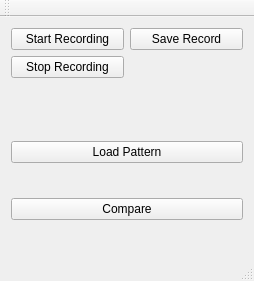
eucpp/SoundSensor, file testwindow.ui: the form before one commit.
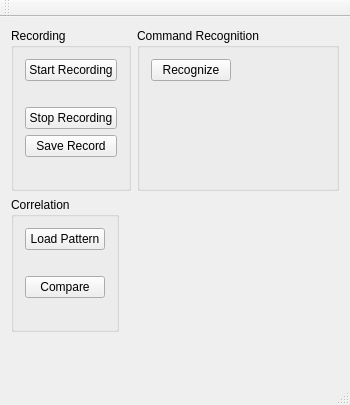
The form after the commit.

The edit to the form file:
```diff
--- a/testwindow.ui
+++ b/testwindow.ui
@@ -6,19 +6,29 @@
    <rect>
     <x>0</x>
     <y>0</y>
-    <width>254</width>
-    <height>281</height>
+    <width>350</width>
+    <height>405</height>
    </rect>
   </property>
+  <property name="sizePolicy">
+   <sizepolicy hsizetype="Fixed" vsizetype="Preferred">
+    <horstretch>0</horstretch>
+    <verstretch>0</verstretch>
+   </sizepolicy>
+  </property>
   <property name="windowTitle">
    <string>TestWindow</string>
   </property>
   <widget class="QWidget" name="centralWidget">
-   <layout class="QGridLayout" name="gridLayout">
+   <layout class="QFormLayout" name="formLayout">
     <item row="0" column="0">
-     <layout class="QHBoxLayout" name="horizontalLayout">
-      <item>
-       <layout class="QVBoxLayout" name="verticalLayout">
+     <widget class="QGroupBox" name="recordingBox">
+      <property name="title">
+       <string>Recording</string>
+      </property>
+      <layout class="QGridLayout" name="gridLayout_2">
+       <item row="0" column="0">
+        <layout class="QVBoxLayout" name="verticalLayout_4">
         <item>
          <widget class="QPushButton" name="startButton">
           <property name="text">
@@ -26,6 +36,13 @@
           </property>
          </widget>
         </item>
+         <item>
+          <widget class="QLabel" name="recordLabel">
+           <property name="text">
+            <string/>
+           </property>
+          </widget>
+         </item>
         <item>
          <widget class="QPushButton" name="stopButton">
           <property name="text">
@@ -34,17 +51,6 @@
          </widget>
         </item>
         <item>
-         <widget class="QLabel" name="recordLabel">
-          <property name="text">
-           <string/>
-          </property>
-         </widget>
-        </item>
-       </layout>
-      </item>
-      <item>
-       <layout class="QVBoxLayout" name="verticalLayout_5">
-        <item>
          <widget class="QPushButton" name="saveButton">
           <property name="text">
            <string>Save Record</string>
@@ -61,12 +67,67 @@
        </layout>
       </item>
      </layout>
+     </widget>
     </item>
-    <item row="1" column="0">
-     <layout class="QHBoxLayout" name="horizontalLayout_2">
-      <item>
+    <item row="0" column="1">
+     <widget class="QGroupBox" name="commandBox">
+      <property name="title">
+       <string>Command Recognition</string>
+      </property>
+      <layout class="QGridLayout" name="gridLayout">
+       <item row="0" column="0">
        <layout class="QVBoxLayout" name="verticalLayout_2">
         <item>
+          <layout class="QHBoxLayout" name="horizontalLayout">
+           <item>
+            <widget class="QPushButton" name="recognizeButton">
+             <property name="text">
+              <string>Recognize</string>
+             </property>
+            </widget>
+           </item>
+           <item>
+            <spacer name="horizontalSpacer">
+             <property name="orientation">
+              <enum>Qt::Horizontal</enum>
+             </property>
+             <property name="sizeHint" stdset="0">
+              <size>
+               <width>40</width>
+               <height>20</height>
+              </size>
+             </property>
+            </spacer>
+           </item>
+          </layout>
+         </item>
+         <item>
+          <widget class="QLabel" name="commandLabel">
+           <property name="text">
+            <string/>
+           </property>
+          </widget>
+         </item>
+        </layout>
+       </item>
+      </layout>
+     </widget>
+    </item>
+    <item row="1" column="0">
+     <widget class="QGroupBox" name="correlationBox">
+      <property name="sizePolicy">
+       <sizepolicy hsizetype="Fixed" vsizetype="Preferred">
+        <horstretch>0</horstretch>
+        <verstretch>0</verstretch>
+       </sizepolicy>
+      </property>
+      <property name="title">
+       <string>Correlation</string>
+      </property>
+      <layout class="QGridLayout" name="gridLayout_3">
+       <item row="0" column="0">
+        <layout class="QVBoxLayout" name="verticalLayout">
+         <item>
          <widget class="QPushButton" name="loadButton">
           <property name="text">
            <string>Load Pattern</string>
@@ -97,6 +158,7 @@
        </layout>
       </item>
      </layout>
+     </widget>
     </item>
    </layout>
   </widget>
```
Left out of the diff: 2 changed lines with no effect on the pictures. Lines whose indentation alone changed are shown as unchanged.
